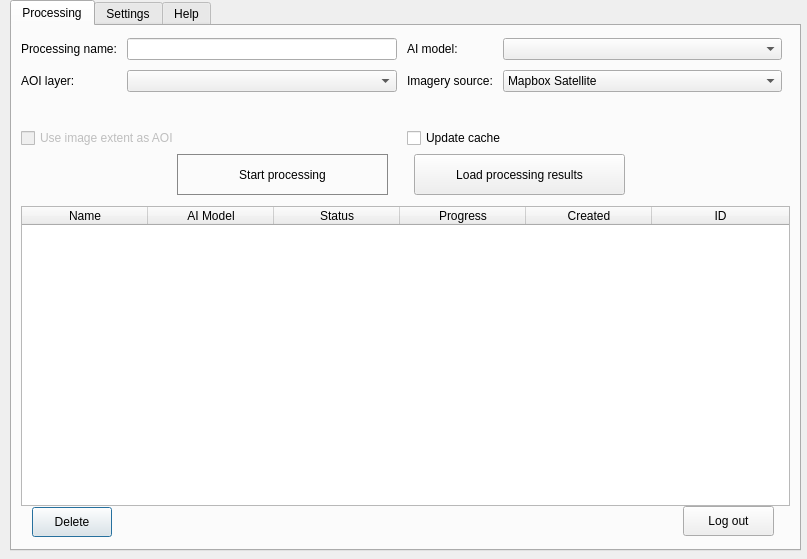
Above: src/geoalert_master_src/main_dialog.ui from Geoalert/mapflow-qgis before the change. Below: the same form after it.
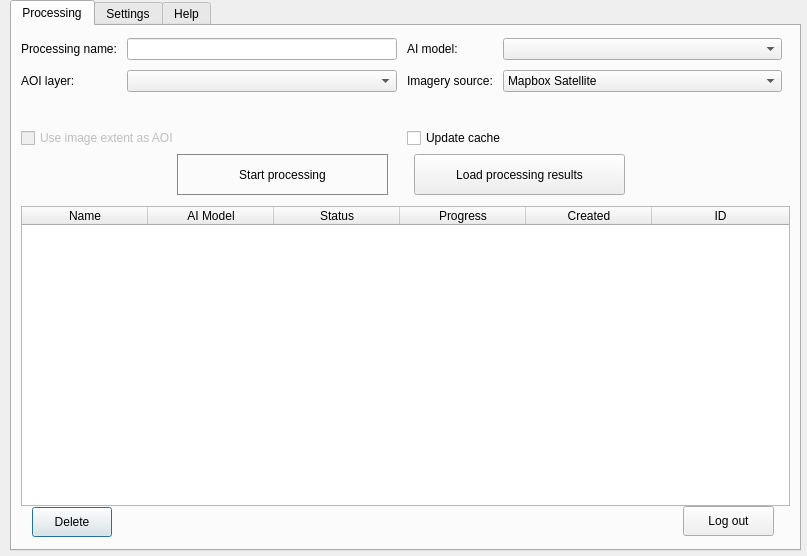
That is the form after the change. Custom widgets are drawn as their Qt base class.

Commit message: Handle exception no output directory

The edit to the form file:
```diff
--- a/src/geoalert_master_src/main_dialog.ui
+++ b/src/geoalert_master_src/main_dialog.ui
@@ -7,11 +7,11 @@
     <x>0</x>
     <y>0</y>
     <width>807</width>
-    <height>559</height>
+    <height>556</height>
    </rect>
   </property>
   <property name="sizePolicy">
-   <sizepolicy hsizetype="Fixed" vsizetype="Fixed">
+   <sizepolicy hsizetype="Fixed" vsizetype="Expanding">
     <horstretch>0</horstretch>
     <verstretch>0</verstretch>
    </sizepolicy>
```
Left out of the diff: 22 changed lines with no effect on the pictures. The commit also changes 1 other file.
